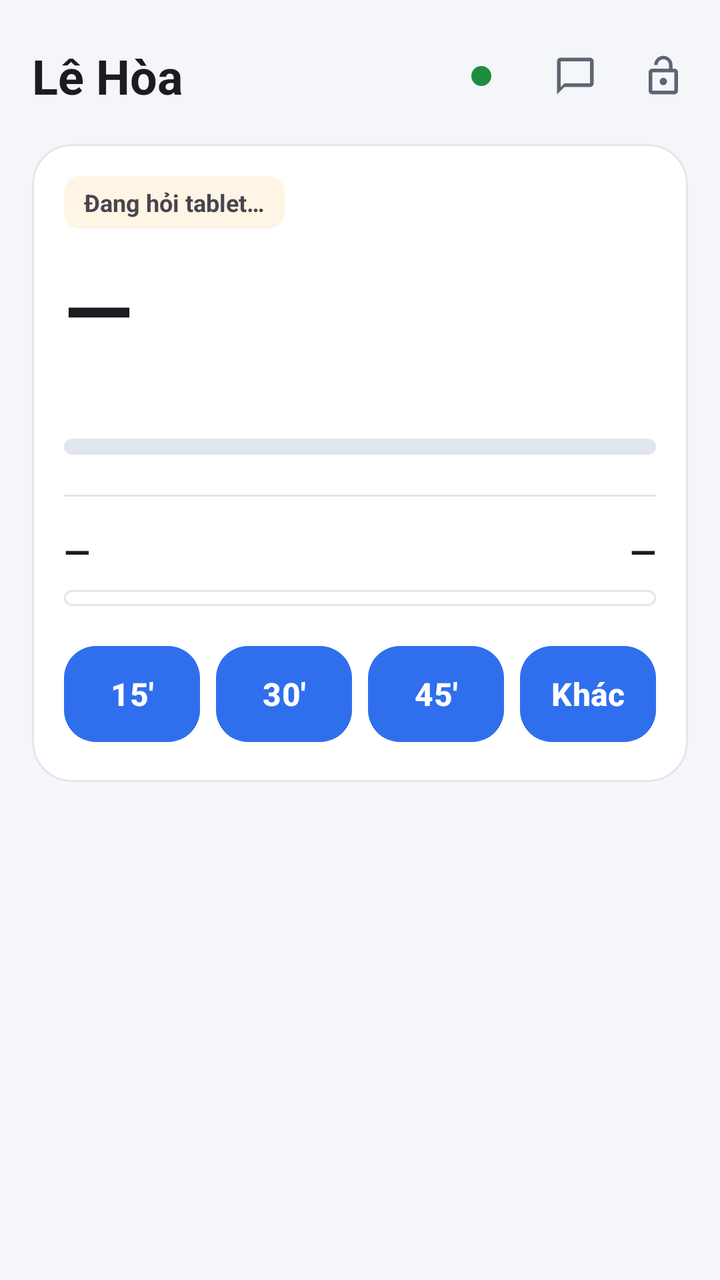
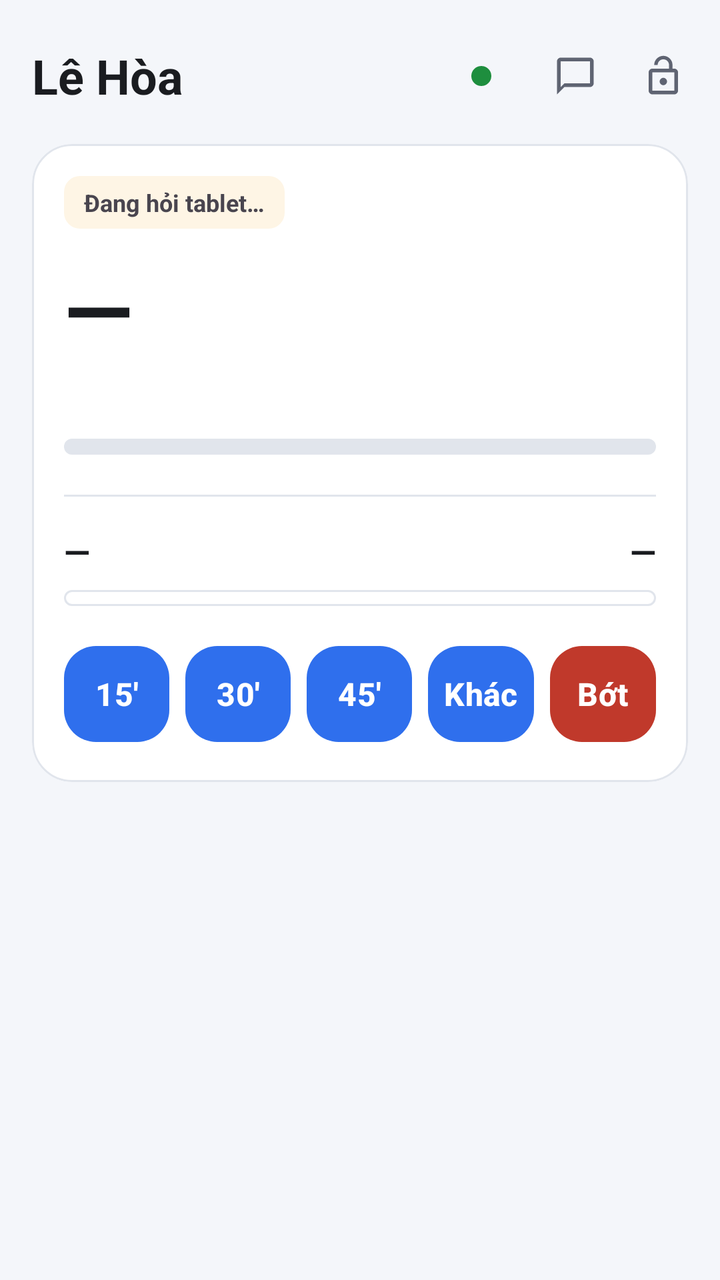

Compare the two renders of this Android layout. The source of the first and the diff that turns it into the second are given below.
<!-- AndroidManifest.xml: application theme Theme.BangDieuKhien -->
<!-- res/layout/fragment_bang.xml -->
<?xml version="1.0" encoding="utf-8"?>
<ScrollView xmlns:android="http://schemas.android.com/apk/res/android"
    xmlns:app="http://schemas.android.com/apk/res-auto"
    android:layout_width="match_parent"
    android:layout_height="match_parent"
    android:fillViewport="true"
    android:scrollbars="none">

    <LinearLayout
        android:layout_width="match_parent"
        android:layout_height="wrap_content"
        android:orientation="vertical"
        android:paddingHorizontal="16dp"
        android:paddingTop="16dp"
        android:paddingBottom="8dp">

        
        <LinearLayout
            android:layout_width="match_parent"
            android:layout_height="wrap_content"
            android:orientation="horizontal"
            android:gravity="center_vertical"
            android:paddingBottom="12dp">

            <TextView
                android:id="@+id/tenCon"
                android:layout_width="0dp"
                android:layout_height="wrap_content"
                android:layout_weight="1"
                android:text="@string/child_name"
                android:textAppearance="@style/TextAppearance.Material3.HeadlineSmall"
                android:textColor="@color/ink"
                android:textStyle="bold" />

            <View
                android:id="@+id/chamSong"
                android:layout_width="10dp"
                android:layout_height="10dp"
                android:layout_marginEnd="6dp"
                android:background="@drawable/cham" />

            <TextView
                android:id="@+id/pinMay"
                android:layout_width="wrap_content"
                android:layout_height="wrap_content"
                android:textColor="@color/ink_soft"
                android:textSize="13sp" />

            
            <com.google.android.material.button.MaterialButton
                android:id="@+id/nutTinCo"
                style="@style/Nut.Icon"
                android:layout_width="44dp"
                android:layout_height="44dp"
                android:layout_marginStart="10dp"
                android:contentDescription="@string/bang_tin_co"
                android:tooltipText="@string/bang_tin_co"
                app:icon="@drawable/ic_tin_co" />

            
            <com.google.android.material.button.MaterialButton
                android:id="@+id/nutMoMay"
                style="@style/Nut.Icon"
                android:layout_width="44dp"
                android:layout_height="44dp"
                android:layout_marginEnd="-6dp"
                android:contentDescription="@string/bang_mo_may"
                android:tooltipText="@string/bang_mo_may"
                app:icon="@drawable/ic_mo_may" />
        </LinearLayout>

        
        <com.google.android.material.card.MaterialCardView
            android:id="@+id/theCanhBao"
            style="@style/The"
            android:layout_width="match_parent"
            android:layout_height="wrap_content"
            android:layout_marginBottom="12dp"
            android:visibility="gone"
            app:cardBackgroundColor="@color/alert_soft"
            app:strokeColor="@color/alert">

            <TextView
                android:id="@+id/chuCanhBao"
                android:layout_width="match_parent"
                android:layout_height="wrap_content"
                android:padding="16dp"
                android:textColor="@color/alert"
                android:textSize="14sp"
                android:lineSpacingExtra="3dp" />
        </com.google.android.material.card.MaterialCardView>

        
        <com.google.android.material.card.MaterialCardView
            android:id="@+id/theChinh"
            style="@style/The"
            android:layout_width="match_parent"
            android:layout_height="wrap_content">

            <LinearLayout
                android:layout_width="match_parent"
                android:layout_height="wrap_content"
                android:orientation="vertical"
                android:padding="16dp">

                
                <LinearLayout
                    android:id="@+id/khoiTrangThai"
                    android:layout_width="match_parent"
                    android:layout_height="wrap_content"
                    android:orientation="vertical">

                    <TextView
                        android:id="@+id/nhanTrangThai"
                        android:layout_width="wrap_content"
                        android:layout_height="wrap_content"
                        android:background="@drawable/vien_nhan"
                        android:paddingHorizontal="10dp"
                        android:paddingVertical="5dp"
                        android:textSize="12sp"
                        android:textStyle="bold"
                        android:text="@string/bang_dang_hoi" />

                    
                    <TextView
                        android:id="@+id/dangMo"
                        android:layout_width="match_parent"
                        android:layout_height="wrap_content"
                        android:layout_marginTop="8dp"
                        android:textColor="@color/ink"
                        android:textSize="14sp"
                        android:visibility="gone" />

                    <TextView
                        android:id="@+id/dongHo"
                        style="@style/Chu.So"
                        android:layout_width="wrap_content"
                        android:layout_height="wrap_content"
                        android:layout_marginTop="10dp"
                        android:text="@string/bang_gach" />

                    <TextView
                        android:id="@+id/duoiDongHo"
                        android:layout_width="match_parent"
                        android:layout_height="wrap_content"
                        android:layout_marginTop="2dp"
                        android:textColor="@color/ink_soft"
                        android:textSize="14sp" />

                    <com.google.android.material.progressindicator.LinearProgressIndicator
                        android:id="@+id/thanhPhien"
                        style="@style/Thanh"
                        android:layout_width="match_parent"
                        android:layout_height="wrap_content"
                        android:layout_marginTop="14dp"
                        app:trackCornerRadius="4dp"
                        app:trackThickness="8dp" />
                </LinearLayout>

                
                <LinearLayout
                    android:id="@+id/hangPhien"
                    android:layout_width="match_parent"
                    android:layout_height="wrap_content"
                    android:layout_marginTop="16dp"
                    android:baselineAligned="false"
                    android:orientation="horizontal"
                    android:visibility="gone">

                    <com.google.android.material.button.MaterialButton
                        android:id="@+id/nutDung"
                        style="@style/Nut.Phien"
                        android:layout_width="0dp"
                        android:layout_height="match_parent"
                        android:layout_marginEnd="8dp"
                        android:layout_weight="1"
                        android:text="Tạm dừng" />

                    <com.google.android.material.button.MaterialButton
                        android:id="@+id/nutBot"
                        style="@style/Nut.Phien"
                        android:layout_width="0dp"
                        android:layout_height="match_parent"
                        android:layout_marginEnd="8dp"
                        android:layout_weight="1"
                        android:text="Bớt 15'" />

                    
                    <com.google.android.material.button.MaterialButton
                        android:id="@+id/nutDongMay"
                        style="@style/Nut.Phien"
                        android:layout_width="0dp"
                        android:layout_height="match_parent"
                        android:layout_marginEnd="8dp"
                        android:layout_weight="1.5"
                        android:text="Đóng chế độ Ba Huy" />

                    <com.google.android.material.button.MaterialButton
                        android:id="@+id/nutKhoa"
                        style="@style/Nut.Phien.Do"
                        android:layout_width="0dp"
                        android:layout_height="match_parent"
                        android:layout_weight="1"
                        android:text="Khoá ngay" />
                </LinearLayout>

                <View
                    android:layout_width="match_parent"
                    android:layout_height="1dp"
                    android:layout_marginTop="20dp"
                    android:background="@color/line" />

                
                <LinearLayout
                    android:id="@+id/khoiHanMuc"
                    android:layout_width="match_parent"
                    android:layout_height="wrap_content"
                    android:orientation="vertical">

                    <LinearLayout
                        android:layout_width="match_parent"
                        android:layout_height="wrap_content"
                        android:layout_marginTop="16dp"
                        android:baselineAligned="false"
                        android:orientation="horizontal">

                        <LinearLayout
                            android:layout_width="0dp"
                            android:layout_height="wrap_content"
                            android:layout_weight="1"
                            android:orientation="vertical">

                            <TextView
                                android:id="@+id/duocChoi"
                                android:layout_width="wrap_content"
                                android:layout_height="wrap_content"
                                android:textColor="@color/ink"
                                android:textSize="17sp"
                                android:textStyle="bold"
                                android:text="@string/bang_gach" />
                        </LinearLayout>

                        <LinearLayout
                            android:layout_width="0dp"
                            android:layout_height="wrap_content"
                            android:layout_weight="1"
                            android:gravity="end"
                            android:orientation="vertical">

                            <TextView
                                android:id="@+id/conLaiNgay"
                                android:layout_width="wrap_content"
                                android:layout_height="wrap_content"
                                android:textColor="@color/ink"
                                android:textSize="17sp"
                                android:textStyle="bold"
                                android:text="@string/bang_gach" />
                        </LinearLayout>
                    </LinearLayout>

                    <LinearLayout
                        android:id="@+id/khungNgay"
                        android:layout_width="match_parent"
                        android:layout_height="8dp"
                        android:layout_marginTop="8dp"
                        android:background="@drawable/nen_thanh_ngay"
                        android:orientation="horizontal">

                        <View
                            android:id="@+id/phanDaChoi"
                            android:layout_width="0dp"
                            android:layout_height="match_parent" />

                        <View
                            android:id="@+id/phanCon"
                            android:layout_width="0dp"
                            android:layout_height="match_parent" />
                    </LinearLayout>

                    <TextView
                        android:id="@+id/chuThichNgay"
                        style="@style/Chu.Nho"
                        android:layout_width="match_parent"
                        android:layout_height="wrap_content"
                        android:layout_marginTop="6dp"
                        android:visibility="gone" />
                </LinearLayout>

                
                <LinearLayout
                    android:layout_width="match_parent"
                    android:layout_height="wrap_content"
                    android:layout_marginTop="16dp"
                    android:baselineAligned="false"
                    android:orientation="horizontal">

                    <com.google.android.material.button.MaterialButton
                        android:id="@+id/cho15"
                        style="@style/Nut.Nhanh"
                        android:layout_width="0dp"
                        android:layout_height="match_parent"
                        android:layout_marginEnd="8dp"
                        android:layout_weight="1"
                        android:text="15'" />

                    <com.google.android.material.button.MaterialButton
                        android:id="@+id/cho30"
                        style="@style/Nut.Nhanh"
                        android:layout_width="0dp"
                        android:layout_height="match_parent"
                        android:layout_marginEnd="8dp"
                        android:layout_weight="1"
                        android:text="30'" />

                    <com.google.android.material.button.MaterialButton
                        android:id="@+id/cho45"
                        style="@style/Nut.Nhanh"
                        android:layout_width="0dp"
                        android:layout_height="match_parent"
                        android:layout_marginEnd="8dp"
                        android:layout_weight="1"
                        android:text="45'" />

                    <com.google.android.material.button.MaterialButton
                        android:id="@+id/choKhac"
                        style="@style/Nut.Nhanh"
                        android:layout_width="0dp"
                        android:layout_height="match_parent"
                        android:layout_weight="1"
                        android:text="Khác" />
                </LinearLayout>

                
                <LinearLayout
                    android:id="@+id/hangQuy"
                    android:layout_width="match_parent"
                    android:layout_height="wrap_content"
                    android:layout_marginTop="16dp"
                    android:baselineAligned="false"
                    android:gravity="center_vertical"
                    android:orientation="horizontal"
                    android:visibility="gone">

                    <LinearLayout
                        android:id="@+id/khoiQuy"
                        android:layout_width="0dp"
                        android:layout_height="wrap_content"
                        android:layout_weight="1"
                        android:orientation="vertical">

                        <TextView
                            style="@style/Chu.Nho"
                            android:layout_width="wrap_content"
                            android:layout_height="wrap_content"
                            android:text="@string/bang_quy_gio" />

                        <TextView
                            android:id="@+id/soQuy"
                            android:layout_width="wrap_content"
                            android:layout_height="wrap_content"
                            android:textColor="@color/ink"
                            android:textSize="17sp"
                            android:textStyle="bold"
                            android:text="@string/bang_gach" />
                    </LinearLayout>

                    
                    <com.google.android.material.button.MaterialButton
                        android:id="@+id/nutCapQuy"
                        style="@style/Nut.Phien"
                        android:layout_width="wrap_content"
                        android:layout_height="wrap_content"
                        android:paddingLeft="16dp"
                        android:paddingRight="16dp"
                        android:paddingStart="16dp"
                        android:paddingEnd="16dp"
                        android:text="@string/bang_cap_quy" />
                </LinearLayout>

                
                <LinearLayout
                    android:id="@+id/hangLaptop"
                    android:layout_width="match_parent"
                    android:layout_height="wrap_content"
                    android:layout_marginTop="16dp"
                    android:baselineAligned="false"
                    android:gravity="center_vertical"
                    android:orientation="horizontal"
                    android:visibility="gone">

                    <LinearLayout
                        android:layout_width="0dp"
                        android:layout_height="wrap_content"
                        android:layout_weight="1"
                        android:orientation="vertical">

                        <TextView
                            style="@style/Chu.Nho"
                            android:layout_width="wrap_content"
                            android:layout_height="wrap_content"
                            android:text="@string/bang_laptop" />

                        <TextView
                            android:id="@+id/soLaptop"
                            android:layout_width="wrap_content"
                            android:layout_height="wrap_content"
                            android:textColor="@color/ink"
                            android:textSize="17sp"
                            android:textStyle="bold"
                            android:text="@string/bang_gach" />
                    </LinearLayout>

                    <com.google.android.material.button.MaterialButton
                        android:id="@+id/nutCapLaptop"
                        style="@style/Nut.Phien"
                        android:layout_width="wrap_content"
                        android:layout_height="wrap_content"
                        android:paddingLeft="16dp"
                        android:paddingRight="16dp"
                        android:paddingStart="16dp"
                        android:paddingEnd="16dp"
                        android:text="@string/bang_cap_laptop" />
                </LinearLayout>

                

                
                <TextView
                    android:id="@+id/chuGui"
                    android:layout_width="match_parent"
                    android:layout_height="wrap_content"
                    android:layout_marginTop="12dp"
                    android:lineSpacingExtra="2dp"
                    android:textSize="14sp"
                    android:visibility="gone" />

                
                <LinearLayout
                    android:id="@+id/hopLenhCho"
                    android:layout_width="match_parent"
                    android:layout_height="wrap_content"
                    android:layout_marginTop="8dp"
                    android:orientation="vertical"
                    android:visibility="gone" />
            </LinearLayout>
        </com.google.android.material.card.MaterialCardView>

        
        <com.google.android.material.card.MaterialCardView
            android:id="@+id/theDeThi"
            style="@style/The"
            android:layout_width="match_parent"
            android:layout_height="wrap_content"
            android:layout_marginTop="12dp"
            android:visibility="gone">

            <LinearLayout
                android:id="@+id/hopDeThi"
                android:layout_width="match_parent"
                android:layout_height="wrap_content"
                android:orientation="vertical"
                android:paddingStart="16dp"
                android:paddingEnd="16dp"
                android:paddingBottom="16dp" />
        </com.google.android.material.card.MaterialCardView>

        
        <com.google.android.material.card.MaterialCardView
            android:id="@+id/theViecCho"
            style="@style/The"
            android:layout_width="match_parent"
            android:layout_height="wrap_content"
            android:layout_marginTop="12dp"
            android:clickable="true"
            android:focusable="true"
            android:visibility="gone"
            app:cardBackgroundColor="@color/wait_soft"
            app:strokeColor="@color/wait">

            <LinearLayout
                android:layout_width="match_parent"
                android:layout_height="wrap_content"
                android:gravity="center_vertical"
                android:minHeight="56dp"
                android:orientation="horizontal"
                android:paddingVertical="10dp"
                android:paddingStart="16dp"
                android:paddingEnd="12dp">

                <ImageView
                    android:layout_width="22dp"
                    android:layout_height="22dp"
                    android:layout_marginEnd="12dp"
                    android:importantForAccessibility="no"
                    android:src="@drawable/ic_viec_nha"
                    app:tint="@color/wait_ink" />

                <LinearLayout
                    android:layout_width="0dp"
                    android:layout_height="wrap_content"
                    android:layout_weight="1"
                    android:orientation="vertical">

                    <TextView
                        android:layout_width="match_parent"
                        android:layout_height="wrap_content"
                        android:text="@string/bang_viec_cho"
                        android:textColor="@color/wait_ink"
                        android:textSize="15sp"
                        android:textStyle="bold" />

                    <TextView
                        android:id="@+id/chuViecCho"
                        android:layout_width="match_parent"
                        android:layout_height="wrap_content"
                        android:layout_marginTop="1dp"
                        android:textColor="@color/wait_ink"
                        android:textSize="13sp" />
                </LinearLayout>

                <ImageView
                    android:layout_width="22dp"
                    android:layout_height="22dp"
                    android:importantForAccessibility="no"
                    android:src="@drawable/ic_mo_tiep"
                    app:tint="@color/wait_ink" />
            </LinearLayout>
        </com.google.android.material.card.MaterialCardView>

        
        <com.google.android.material.card.MaterialCardView
            android:id="@+id/theBaiCho"
            style="@style/The"
            android:layout_width="match_parent"
            android:layout_height="wrap_content"
            android:layout_marginTop="12dp"
            android:clickable="true"
            android:focusable="true"
            android:visibility="gone"
            app:cardBackgroundColor="@color/wait_soft"
            app:strokeColor="@color/wait">

            <LinearLayout
                android:layout_width="match_parent"
                android:layout_height="wrap_content"
                android:gravity="center_vertical"
                android:minHeight="56dp"
                android:orientation="horizontal"
                android:paddingVertical="10dp"
                android:paddingStart="16dp"
                android:paddingEnd="12dp">

                <ImageView
                    android:layout_width="22dp"
                    android:layout_height="22dp"
                    android:layout_marginEnd="12dp"
                    android:importantForAccessibility="no"
                    android:src="@drawable/ic_bai"
                    app:tint="@color/wait_ink" />

                <TextView
                    android:id="@+id/chuBaiCho"
                    android:layout_width="0dp"
                    android:layout_height="wrap_content"
                    android:layout_weight="1"
                    android:textColor="@color/wait_ink"
                    android:textSize="15sp"
                    android:textStyle="bold" />

                <ImageView
                    android:layout_width="22dp"
                    android:layout_height="22dp"
                    android:importantForAccessibility="no"
                    android:src="@drawable/ic_mo_tiep"
                    app:tint="@color/wait_ink" />
            </LinearLayout>
        </com.google.android.material.card.MaterialCardView>

        
        <com.google.android.material.card.MaterialCardView
            android:id="@+id/theNhacBai"
            style="@style/The"
            android:layout_width="match_parent"
            android:layout_height="wrap_content"
            android:layout_marginTop="12dp"
            android:visibility="gone">

            <LinearLayout
                android:layout_width="match_parent"
                android:layout_height="wrap_content"
                android:orientation="vertical"
                android:padding="16dp">

                <LinearLayout
                    android:layout_width="match_parent"
                    android:layout_height="wrap_content"
                    android:gravity="center_vertical"
                    android:orientation="horizontal">

                    <ImageView
                        android:layout_width="22dp"
                        android:layout_height="22dp"
                        android:layout_marginEnd="10dp"
                        android:importantForAccessibility="no"
                        android:src="@drawable/ic_vo"
                        app:tint="@color/ink_soft" />

                    <TextView
                        style="@style/Chu.TieuDe"
                        android:layout_width="0dp"
                        android:layout_height="wrap_content"
                        android:layout_weight="1"
                        android:text="@string/bang_nhac_bai" />
                </LinearLayout>

                <TextView
                    android:id="@+id/chuNhacBai"
                    android:layout_width="match_parent"
                    android:layout_height="wrap_content"
                    android:layout_marginTop="8dp"
                    android:lineSpacingExtra="3dp"
                    android:textColor="@color/ink"
                    android:textSize="14sp" />
            </LinearLayout>
        </com.google.android.material.card.MaterialCardView>
    </LinearLayout>
</ScrollView>
<!-- resources referenced by this layout -->
<resources>
  <color name="alert">#C0392B</color>
  <color name="alert_soft">#FCEBE9</color>
  <color name="ink">#1A1C20</color>
  <color name="ink_soft">#5F6472</color>
  <color name="line">#E1E5EC</color>
  <color name="wait">#E8A22B</color>
  <color name="wait_ink">#7A5200</color>
  <color name="wait_soft">#FEF5E5</color>
  <!-- drawable cham (drawable) -->
  <shape xmlns:android="http://schemas.android.com/apk/res/android" android:shape="oval">
      <solid android:color="@color/ok" />
      <size android:width="10dp" android:height="10dp" />
  </shape>
  <!-- drawable ic_viec_nha (drawable) -->
  <vector xmlns:android="http://schemas.android.com/apk/res/android"
      android:width="24dp" android:height="24dp"
      android:viewportWidth="24" android:viewportHeight="24"
      android:tint="?attr/colorControlNormal">
      <path android:fillColor="@android:color/white"
          android:pathData="M10,20v-6h4v6h5v-8h3L12,3 2,12h3v8z" />
  </vector>
  <!-- drawable nen_thanh_ngay (drawable) -->
  <?xml version="1.0" encoding="utf-8"?>
  <shape xmlns:android="http://schemas.android.com/apk/res/android"
      android:shape="rectangle">
      <solid android:color="@color/surface" />
      <stroke
          android:width="1dp"
          android:color="@color/line" />
      <corners android:radius="4dp" />
  </shape>
  <!-- drawable vien_nhan (drawable) -->
  <shape xmlns:android="http://schemas.android.com/apk/res/android" android:shape="rectangle">
      <solid android:color="@color/wait_soft" />
      <corners android:radius="8dp" />
  </shape>
  <string name="bang_cap_laptop">Cấp thêm</string>
  <string name="bang_cap_quy">Cấp từ quỹ</string>
  <string name="bang_dang_hoi">Đang hỏi tablet…</string>
  <string name="bang_gach">—</string>
  <string name="bang_laptop">Xem Netflix</string>
  <string name="bang_mo_may">Mở toàn bộ máy cho Ba Huy dùng</string>
  <string name="bang_nhac_bai">Bài dặn dò sắp tới</string>
  <string name="bang_quy_gio">Quỹ giờ chơi</string>
  <string name="bang_tin_co">Dán tin của cô giáo</string>
  <string name="bang_viec_cho">Việc nhà chưa xong</string>
  <string name="child_name">Lê Hòa</string>
  <style name="Chu.Nho" parent="">
          <item name="android:textColor">@color/ink_soft</item>
          <item name="android:textSize">13sp</item>
      </style>
  <style name="Chu.So" parent="TextAppearance.Material3.DisplayMedium">
          <item name="android:textColor">@color/ink</item>
          <item name="android:textStyle">bold</item>
          
          <item name="android:fontFeatureSettings">tnum</item>
      </style>
  <style name="Chu.TieuDe" parent="">
          <item name="android:textColor">@color/ink</item>
          <item name="android:textSize">16sp</item>
          <item name="android:textStyle">bold</item>
      </style>
  <style name="Nut.Phien.Do">
          <item name="android:textColor">@color/chu_do</item>
          <item name="strokeColor">@color/vien_do</item>
      </style>
  <style name="Thanh" parent="Widget.Material3.LinearProgressIndicator">
          <item name="trackColor">@color/line</item>
          <item name="trackStopIndicatorSize">0dp</item>
          <item name="indicatorTrackGapSize">0dp</item>
      </style>
  <style name="The" parent="Widget.Material3.CardView.Elevated">
          
          <item name="cardBackgroundColor">@color/surface</item>
          <item name="cardCornerRadius">20dp</item>
          <item name="cardElevation">0dp</item>
          <item name="strokeWidth">1dp</item>
          <item name="strokeColor">@color/line</item>
      </style>
  <color name="ok">#1E8E3E</color>
  <color name="surface">#FFFFFF</color>
  <color name="brand">#2F6FED</color>
  <color name="brand_soft">#E8F0FE</color>
  <color name="brand_dark">#1B4FC0</color>
  <color name="canvas">#F4F6FA</color>
  <!-- unchanged entries left out for length: 9 -->
</resources>

<!-- the commit's change to res/layout/fragment_bang.xml (unified diff, before → after) -->
@@ -176,14 +176,7 @@
                         android:layout_weight="1"
                         android:text="Tạm dừng" />
 
-                    <com.google.android.material.button.MaterialButton
-                        android:id="@+id/nutBot"
-                        style="@style/Nut.Phien"
-                        android:layout_width="0dp"
-                        android:layout_height="match_parent"
-                        android:layout_marginEnd="8dp"
-                        android:layout_weight="1"
-                        android:text="Bớt 15'" />
+                    
 
                     
                     <com.google.android.material.button.MaterialButton
@@ -287,6 +280,7 @@
                 </LinearLayout>
 
                 
+
                 <LinearLayout
                     android:layout_width="match_parent"
                     android:layout_height="wrap_content"
@@ -326,8 +320,17 @@
                         style="@style/Nut.Nhanh"
                         android:layout_width="0dp"
                         android:layout_height="match_parent"
+                        android:layout_marginEnd="8dp"
                         android:layout_weight="1"
                         android:text="Khác" />
+
+                    <com.google.android.material.button.MaterialButton
+                        android:id="@+id/choBot"
+                        style="@style/Nut.Nhanh.Do"
+                        android:layout_width="0dp"
+                        android:layout_height="match_parent"
+                        android:layout_weight="1"
+                        android:text="Bớt" />
                 </LinearLayout>
 
                 
<!-- resource entries referenced after the edit -->
@@ -62,6 +62,10 @@
           <item name="android:textSize">16sp</item>
           <item name="android:textStyle">bold</item>
       </style>
+  <style name="Nut.Nhanh.Do">
+          <item name="backgroundTint">@color/alert</item>
+          <item name="android:textColor">@android:color/white</item>
+      </style>
   <style name="Nut.Phien.Do">
           <item name="android:textColor">@color/chu_do</item>
           <item name="strokeColor">@color/vien_do</item>
